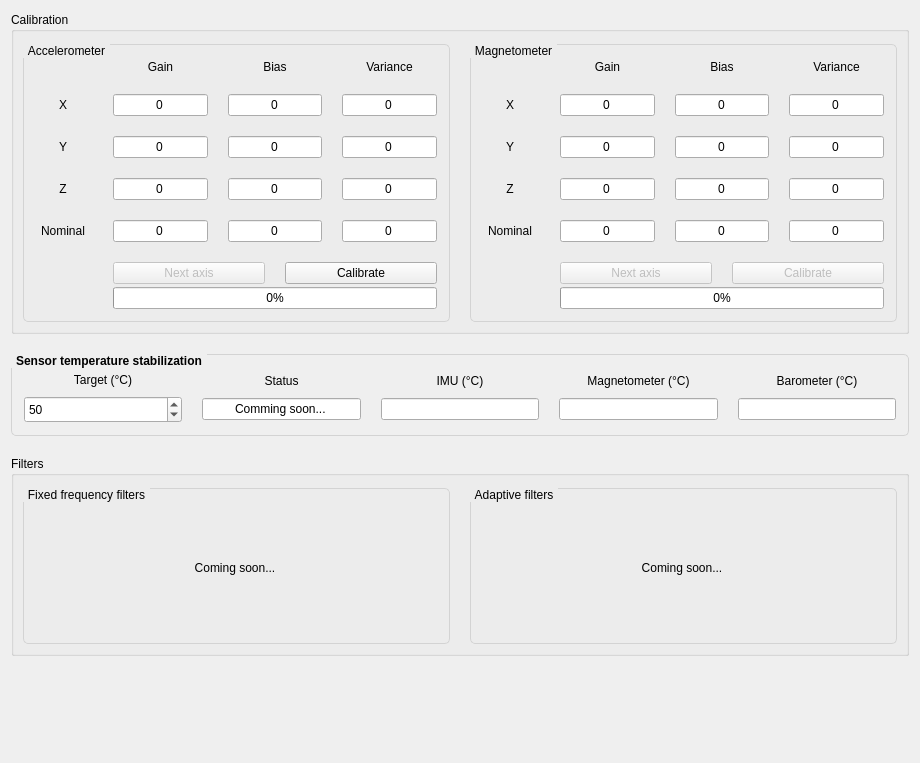
First picture: the form in ui_sensors.ui, repository korken89/kfly_gui, before the edit.
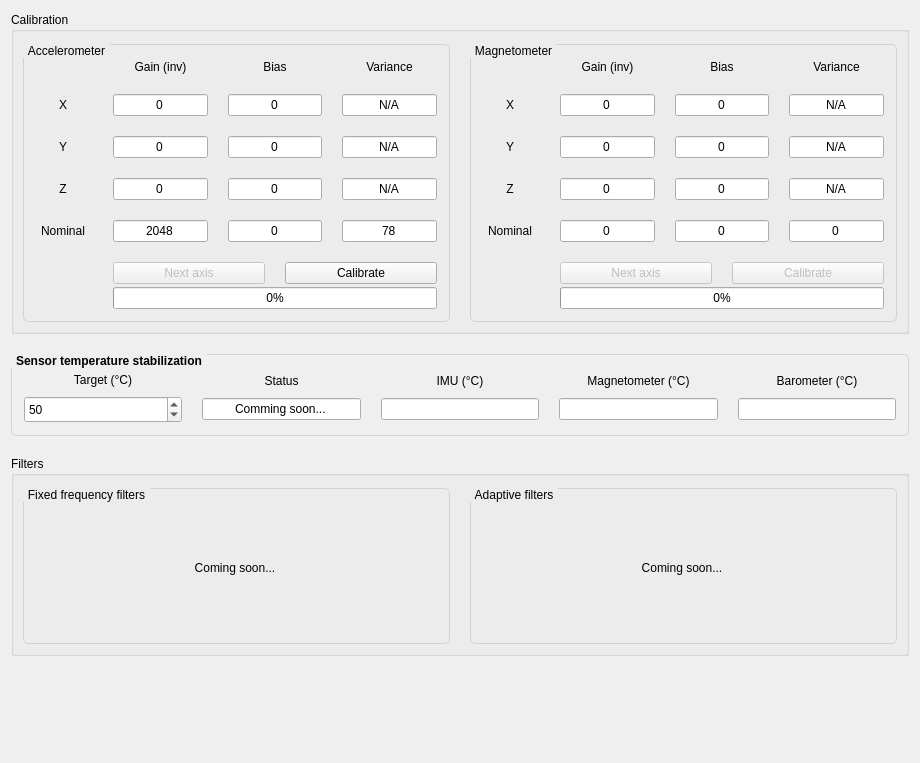
Second picture: the form after the edit.

Commit message: Acc calibration working

The edit to the form file:
```diff
--- a/ui_sensors.ui
+++ b/ui_sensors.ui
@@ -116,7 +116,7 @@
                 </size>
                </property>
                <property name="text">
-                <string>Gain</string>
+                <string>Gain (inv)</string>
                </property>
                <property name="alignment">
                 <set>Qt::AlignCenter</set>
@@ -207,7 +207,7 @@
              <item>
               <widget class="QLineEdit" name="editAccXVariance">
                <property name="text">
-                <string>0</string>
+                <string>N/A</string>
                </property>
                <property name="alignment">
                 <set>Qt::AlignCenter</set>
@@ -272,7 +272,7 @@
              <item>
               <widget class="QLineEdit" name="editAccYVariance">
                <property name="text">
-                <string>0</string>
+                <string>N/A</string>
                </property>
                <property name="alignment">
                 <set>Qt::AlignCenter</set>
@@ -337,7 +337,7 @@
              <item>
               <widget class="QLineEdit" name="editAccZVariance">
                <property name="text">
-                <string>0</string>
+                <string>N/A</string>
                </property>
                <property name="alignment">
                 <set>Qt::AlignCenter</set>
@@ -379,7 +379,7 @@
              <item>
               <widget class="QLineEdit" name="editAccGainNominal">
                <property name="text">
-                <string>0</string>
+                <string>2048</string>
                </property>
                <property name="alignment">
                 <set>Qt::AlignCenter</set>
@@ -399,7 +399,7 @@
              <item>
               <widget class="QLineEdit" name="editAccVarianceNominal">
                <property name="text">
-                <string>0</string>
+                <string>78</string>
                </property>
                <property name="alignment">
                 <set>Qt::AlignCenter</set>
@@ -551,7 +551,7 @@
                 </size>
                </property>
                <property name="text">
-                <string>Gain</string>
+                <string>Gain (inv)</string>
                </property>
                <property name="alignment">
                 <set>Qt::AlignCenter</set>
@@ -642,7 +642,7 @@
              <item>
               <widget class="QLineEdit" name="editMagXVariance">
                <property name="text">
-                <string>0</string>
+                <string>N/A</string>
                </property>
                <property name="alignment">
                 <set>Qt::AlignCenter</set>
@@ -707,7 +707,7 @@
              <item>
               <widget class="QLineEdit" name="editMagYVariance">
                <property name="text">
-                <string>0</string>
+                <string>N/A</string>
                </property>
                <property name="alignment">
                 <set>Qt::AlignCenter</set>
@@ -772,7 +772,7 @@
              <item>
               <widget class="QLineEdit" name="editMagZVariance">
                <property name="text">
-                <string>0</string>
+                <string>N/A</string>
                </property>
                <property name="alignment">
                 <set>Qt::AlignCenter</set>
```
Left out of the diff: 6 changed lines with no effect on the pictures. The commit also changes 2 other files.
